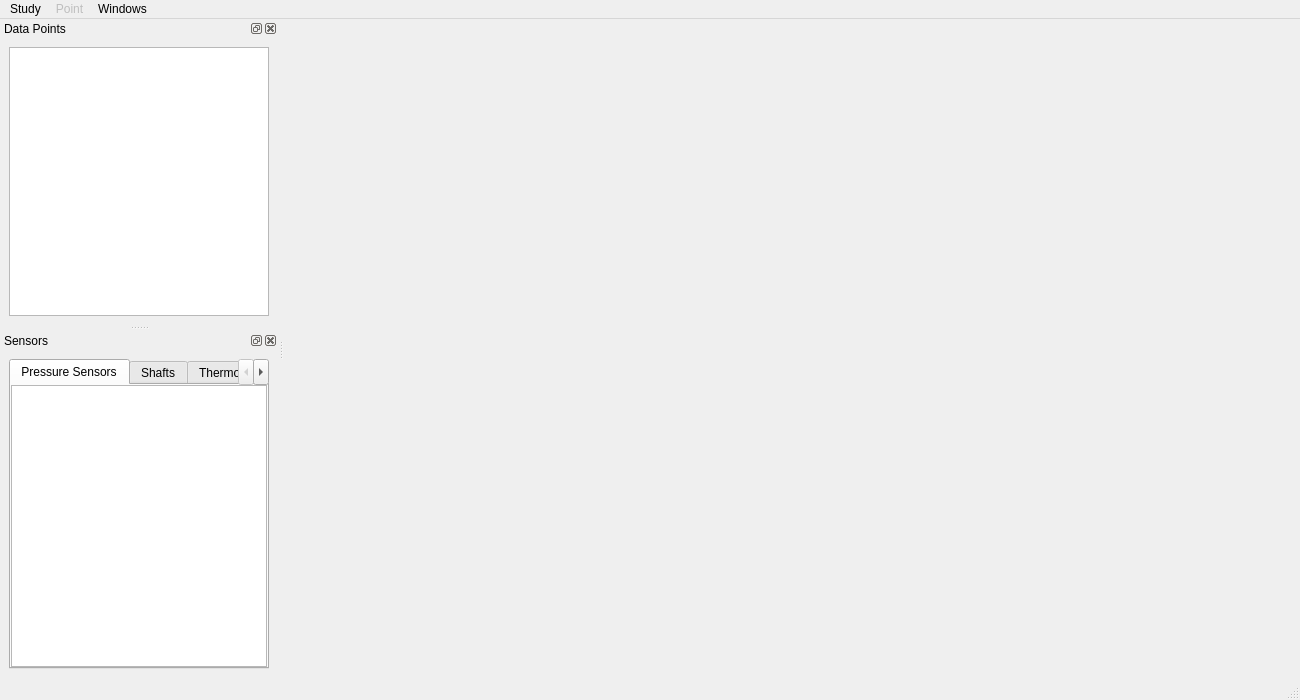
This is molonaviz/mainwindow.ui in SandraClodion/projet_molonaviz as Qt 5 draws it before an edit. The edited form follows.
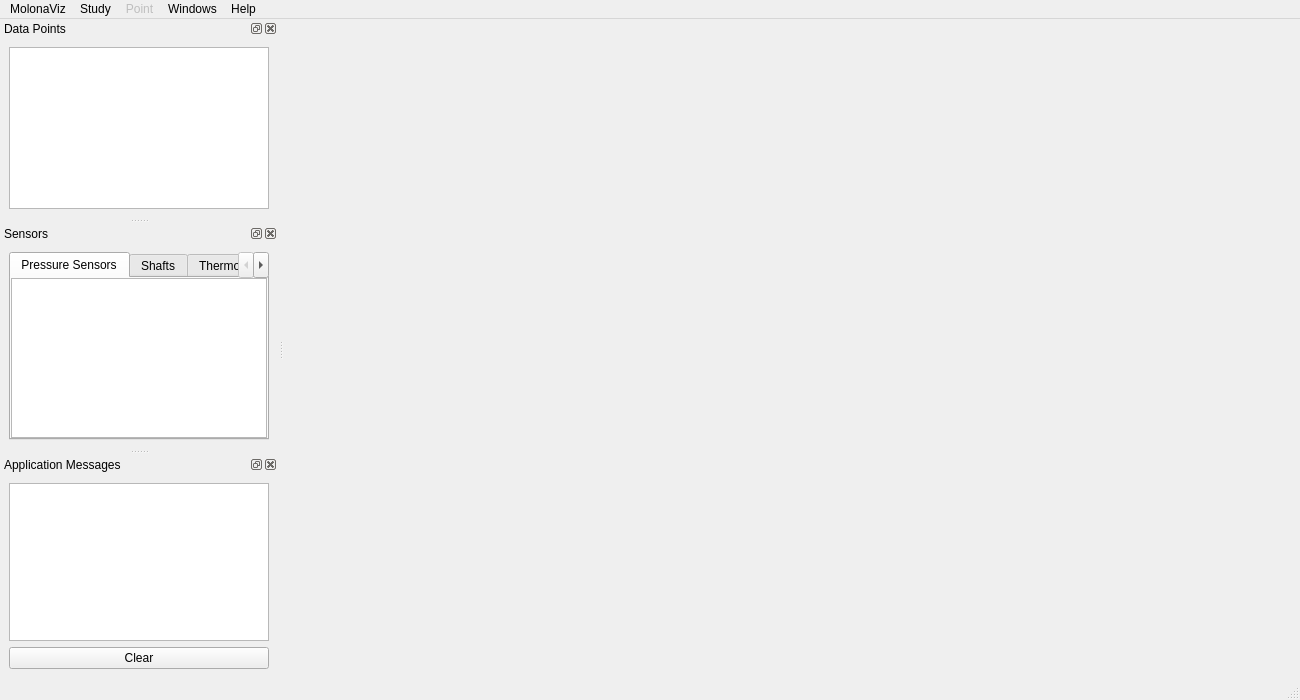
This is the edited form.

Commit message: ajout application messages, close study, quit app

The edit to the form file:
```diff
--- a/molonaviz/mainwindow.ui
+++ b/molonaviz/mainwindow.ui
@@ -50,9 +50,25 @@
     <addaction name="actionSwitch_To_Tabbed_View"/>
     <addaction name="actionSwitch_To_SubWindow_View"/>
    </widget>
+   <widget class="QMenu" name="menuMolonaViz">
+    <property name="title">
+     <string>MolonaViz</string>
+    </property>
+    <addaction name="actionAbout_MolonaViz"/>
+    <addaction name="actionPreferences"/>
+    <addaction name="separator"/>
+    <addaction name="actionQuit_MolonaViz"/>
+   </widget>
+   <widget class="QMenu" name="menuHelp">
+    <property name="title">
+     <string>Help</string>
+    </property>
+   </widget>
+   <addaction name="menuMolonaViz"/>
    <addaction name="menuStudy"/>
    <addaction name="menuPoint"/>
    <addaction name="menuWindows"/>
+   <addaction name="menuHelp"/>
   </widget>
   <widget class="QStatusBar" name="statusbar"/>
   <widget class="QDockWidget" name="dockDataPoints">
@@ -171,6 +187,28 @@
     </layout>
    </widget>
   </widget>
+  <widget class="QDockWidget" name="dockWidget">
+   <property name="windowTitle">
+    <string>Application Messages</string>
+   </property>
+   <attribute name="dockWidgetArea">
+    <number>1</number>
+   </attribute>
+   <widget class="QWidget" name="dockWidgetContents_3">
+    <layout class="QVBoxLayout" name="verticalLayout_5">
+     <item>
+      <widget class="QTextEdit" name="textEditApplicationMessages"/>
+     </item>
+     <item>
+      <widget class="QPushButton" name="pushButtonClear">
+       <property name="text">
+        <string>Clear</string>
+       </property>
+      </widget>
+     </item>
+    </layout>
+   </widget>
+  </widget>
   <action name="actionCreate_Study">
    <property name="text">
     <string>Create Study</string>
```
Left out of the diff: 24 changed lines with no effect on the pictures. The commit also changes 2 other files.
